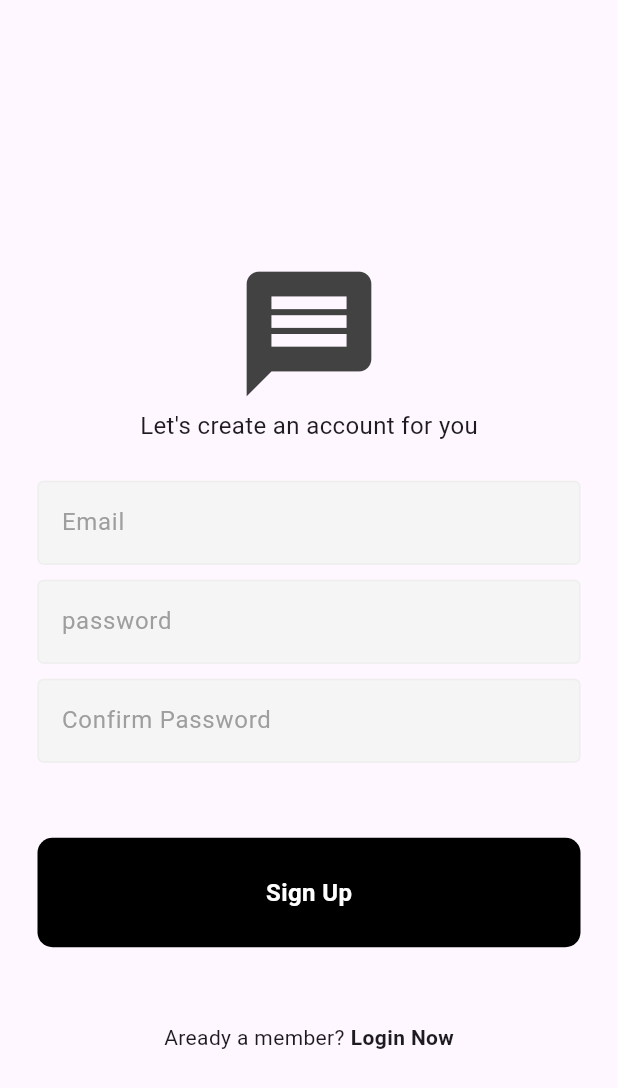
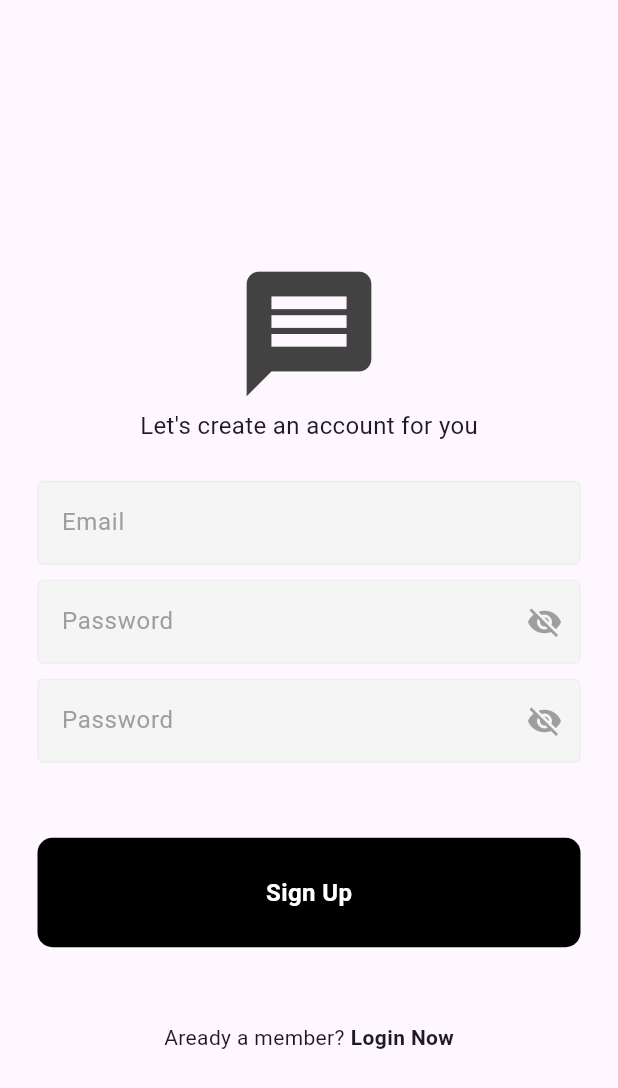
Before and after one commit to SAINTILLION/chat_app, a Flutter app: the RegisterPage screen opened directly with empty values, on a phone screen of 412 x 824 dp. Shown: the top 1088 px of the screen. Run offline on Flutter 3.47's test engine with Material 3 defaults, Android fonts, the phone set to English and light mode, and no system bars; our stand-ins replace cloud_firestore, firebase_auth, firebase_core; accounts and stored records are empty.

Commit message:
Update register_page.dart

```diff
--- a/lib/pages/register_page.dart
+++ b/lib/pages/register_page.dart
@@ -1,3 +1,4 @@
+import 'package:chat_app/components/cirular_progress_indicator.dart';
 import 'package:chat_app/components/my_text_field.dart';
 import 'package:chat_app/services/auth/auth_service.dart';
 import 'package:flutter/material.dart';
@@ -17,12 +18,16 @@ class _RegisterPageState extends State<RegisterPage> {
   final emailController = TextEditingController();
   final passwordController = TextEditingController();
   final confirmPasswordController = TextEditingController();
+  bool _obscurePassword_1 = true;
+  bool _obscurePassword_2 = true;
+
+
 
   // sign up user
   void signUp() async {
     if (passwordController.text != confirmPasswordController.text) {
       ScaffoldMessenger.of(context).showSnackBar(
-        SnackBar(
+        const SnackBar(
           content: Text("Passwords do not match"),
         ),
       );
@@ -30,11 +35,13 @@ class _RegisterPageState extends State<RegisterPage> {
     }
 
     final authService = Provider.of<AuthService>(context, listen: false);
-
+    Circular_ProgressIndicator(context);
     try {
       await authService.signUpWithEmailandPassword(
-          emailController.text, passwordController.text);
+          emailController.text, passwordController.text
+        );
     } catch (e) {
+      Navigator.pop(context); //CLOSE LODING DIALOG
       ScaffoldMessenger.of(context).showSnackBar(
         SnackBar(
           content: Text(e.toString()),
@@ -80,20 +87,45 @@ class _RegisterPageState extends State<RegisterPage> {
 
                 const SizedBox(height: 10),
 
-                //password textfield
+                // Password field with toggle
                 MyTextField(
                   controller: passwordController,
-                  hintText: "password",
-                  obscureText: true,
+                  hintText: "Password",
+                  obscureText: _obscurePassword_1,
+                  suffixIcon: IconButton(
+                    icon: Icon(
+                      _obscurePassword_1
+                          ? Icons.visibility_off
+                          : Icons.visibility,
+                      color: Colors.grey,
+                    ),
+                    onPressed: () {
+                      setState(() {
+                        _obscurePassword_1 = !_obscurePassword_1;
+                      });
+                    },
+                  ),
                 ),
-
                 const SizedBox(height: 10),
 
-                // Confirm password textfield
+                //  confirm Password field with toggle
                 MyTextField(
                   controller: confirmPasswordController,
-                  hintText: "Confirm Password",
-                  obscureText: true,
+                  hintText: "Password",
+                  obscureText: _obscurePassword_2,
+                  suffixIcon: IconButton(
+                    icon: Icon(
+                      _obscurePassword_2
+                          ? Icons.visibility_off
+                          : Icons.visibility,
+                      color: Colors.grey,
+                    ),
+                    onPressed: () {
+                      setState(() {
+                        _obscurePassword_2 = !_obscurePassword_2;
+                      });
+                    },
+                  ),
                 ),
 
                 const SizedBox(height: 50),
```
